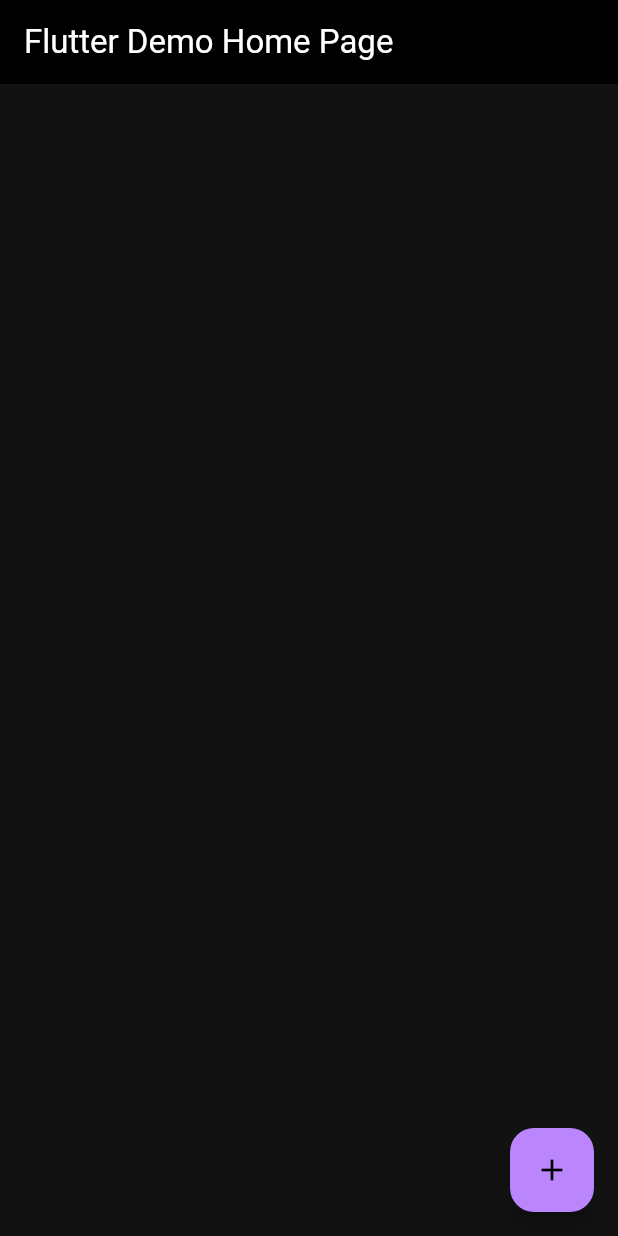
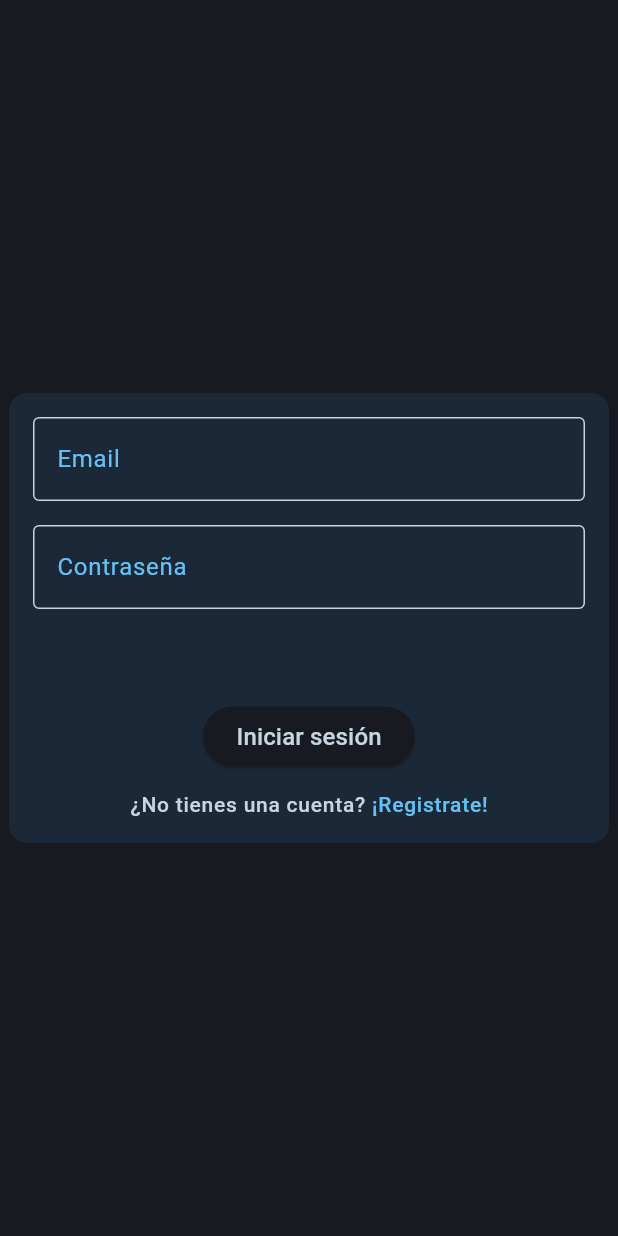
Before and after one commit to FranStok/best-game-price, a Flutter app: the screen it shows after launch, on a phone screen of 412 x 824 dp. Run offline on Flutter 3.47's test engine with Material 3 defaults, Android fonts, the phone set to English and light mode, and no system bars; drawn by our look-alikes of flutter_form_builder; our stand-ins replace bloc, dio, firebase_auth, firebase_core, flutter_bloc, freezed_annotation and 2 more; accounts and stored records are empty; generated files the repository leaves out were written again; statements that could not run were skipped.

Commit message:
Login completo

```diff
--- a/lib/core/router/app_router.dart
+++ b/lib/core/router/app_router.dart
@@ -1,21 +1,39 @@
 part of '../../main.dart';
 
 final GoRouter _router = GoRouter(
-    initialLocation: AppRoutes.home.path,
+    initialLocation: AppRoutes.login.path,
     errorBuilder: (context, state) {
       return const ErrorPage();
     },
     routes: [
       GoRoute(
         path: AppRoutes.home.path,
+        redirect: (context, state) {
+          if (BlocProvider.of<SessionCubit>(context)
+                  .state
+                  .userCredentials ==
+              null) {
+            return AppRoutes.login.path;
+          }
+          return null;
+        },
         builder: (context, state) {
           return const HomePage(title: 'Flutter Demo Home Page');
         },
       ),
       GoRoute(
-        path: AppRoutes.test.path,
+        path: AppRoutes.login.path,
+        redirect: (context, state) {
+          if (BlocProvider.of<SessionCubit>(context)
+                  .state
+                  .userCredentials !=
+              null) {
+            return AppRoutes.home.path;
+          }
+          return null;
+        },
         builder: (context, state) {
-          return Container(color: Colors.red, width: 500, height: 500);
+          return const LoginPage();
         },
       ),
-]);
+    ]);
--- a/lib/core/router/app_routes.dart
+++ b/lib/core/router/app_routes.dart
@@ -1,6 +1,6 @@
 class AppRoutes {
   static const AppRoute home = AppRoute(path: "/home", name: "home");
-  static const AppRoute test = AppRoute(path: "/test", name: "test");
+  static const AppRoute login = AppRoute(path: "/login", name: "login");
 }
 
 class AppRoute {
--- a/lib/core/themes/app_theme.dart
+++ b/lib/core/themes/app_theme.dart
@@ -4,7 +4,21 @@ import 'package:flutter/material.dart';
 
 class AppTheme{
   static final dark=ThemeData(
-    colorScheme: const ColorScheme.dark(),
+    colorScheme: const ColorScheme.dark(
+      primary: Color(0xFF1b2838),
+      onPrimary: Color(0Xffc7d5e0),
+      surface: Color(0xFF171a21),
+      onSurface: Color(0xFF66c0f4),
+    ),
+    textTheme: const TextTheme(
+        labelLarge: TextStyle(color: Color(0Xffc7d5e0), fontSize: 16),
+        labelMedium: TextStyle(color: Color(0Xffc7d5e0), fontSize: 14),
+        labelSmall: TextStyle(color: Color(0Xffc7d5e0), fontSize: 10),
+    ),
+    textSelectionTheme: TextSelectionThemeData(
+      cursorColor: const Color(0Xffc7d5e0),
+      selectionColor: const Color(0Xffc7d5e0).withOpacity(0.5)
+    ),
     focusColor:  Colors.white.withOpacity(0.12),
     useMaterial3: true
   );
--- a/lib/data/services/auth_service.dart
+++ b/lib/data/services/auth_service.dart
@@ -5,6 +5,10 @@ import 'package:firebase_auth/firebase_auth.dart';
 class AuthService {
   Future<UserCredential> registration(String mail,String password){
     return FirebaseAuth.instance.createUserWithEmailAndPassword(
-        email: "franciscoastoreca@hotmail.com", password: "hola123");
+        email: mail, password: password);
+  }
+  Future<UserCredential> login(String mail,String password){
+    return FirebaseAuth.instance.signInWithEmailAndPassword(
+        email: mail, password: password);
   }
 }
--- a/lib/domain/repositories/auth_repository.dart
+++ b/lib/domain/repositories/auth_repository.dart
@@ -3,4 +3,5 @@ import 'package:firebase_auth/firebase_auth.dart';
 
 abstract class AuthRepository {
   Future<FirebaseFuture<UserCredential>> registration(String mail,String password);
+  Future<FirebaseFuture<UserCredential>> login(String mail,String password);
 }
--- a/lib/main.dart
+++ b/lib/main.dart
@@ -1,20 +1,24 @@
 import 'package:arquitectura/core/router/app_routes.dart';
+import 'package:arquitectura/core/service_locator/service_locator.dart';
 import 'package:arquitectura/core/themes/app_theme.dart';
 import 'package:arquitectura/firebase_options.dart';
 import 'package:arquitectura/presentation/error_route.dart';
 import 'package:arquitectura/presentation/home_page.dart';
+import 'package:arquitectura/presentation/login/login_cubit/session_cubit.dart';
+import 'package:arquitectura/presentation/login/login_page.dart';
 import 'package:firebase_core/firebase_core.dart';
 import 'package:flutter/material.dart';
+import 'package:flutter_bloc/flutter_bloc.dart';
 import 'package:go_router/go_router.dart';
 
 part 'core/router/app_router.dart';
-void main() async{
+
+void main() async {
   await Firebase.initializeApp(
     options: DefaultFirebaseOptions.currentPlatform,
   );
   runApp(const MyApp());
 }
-
 
 class MyApp extends StatelessWidget {
   const MyApp({super.key});
@@ -22,13 +26,16 @@ class MyApp extends StatelessWidget {
   // This widget is the root of your application.
   @override
   Widget build(BuildContext context) {
-    return MaterialApp.router(
+    return BlocProvider(
+      create: (context) => SessionCubit(sl.authRepository),
+      child: MaterialApp.router(
         title: 'Arquitectura',
         routerConfig: _router,
         debugShowCheckedModeBanner: false,
         theme: AppTheme.light,
         darkTheme: AppTheme.dark,
         themeMode: ThemeMode.dark,
+      ),
     );
   }
 }
--- /dev/null
+++ b/lib/presentation/login/login_cubit/session_state.dart
@@ -0,0 +1,11 @@
+part of 'session_cubit.dart';
+
+
+@freezed
+class SessionState with _$SessionState {
+  const factory SessionState.initial({
+    UserCredential? userCredentials,
+    FirebaseAuthException? requestError,
+    @Default(false)bool isLoading
+  }) = _Initial;
+}
--- /dev/null
+++ b/lib/presentation/login/login_page.dart
@@ -0,0 +1,292 @@
+import 'package:arquitectura/core/router/app_routes.dart';
+import 'package:arquitectura/presentation/login/login_cubit/session_cubit.dart';
+import 'package:flutter/gestures.dart';
+import 'package:flutter/material.dart';
+import 'package:flutter/widgets.dart';
+import 'package:flutter_bloc/flutter_bloc.dart';
+import 'package:flutter_form_builder/flutter_form_builder.dart';
+import 'package:go_router/go_router.dart';
+
+class LoginPage extends StatelessWidget {
+  const LoginPage({super.key});
+
+  @override
+  Widget build(BuildContext context) {
+    return Scaffold(
+      backgroundColor: Theme.of(context).colorScheme.surface,
+      body: Center(
+        child: Container(
+          decoration: BoxDecoration(
+            borderRadius: BorderRadius.circular(12),
+            color: Theme.of(context).colorScheme.primary,
+          ),
+          width: 400,
+          height: 300,
+          padding: const EdgeInsets.all(16),
+          child: const _Form(),
+        ),
+      ),
+    );
+  }
+}
+
+class _Form extends StatefulWidget {
+  const _Form({
+    super.key,
+  });
+
+  @override
+  State<_Form> createState() => _FormState();
+}
+
+class _FormState extends State<_Form> {
+  final _formKeyLogin = GlobalKey<FormBuilderState>();
+  final _formKeyRegister = GlobalKey<FormBuilderState>();
+
+  bool isLoginForm=true;
+
+  @override
+  Widget build(BuildContext context) {
+    return BlocConsumer<SessionCubit, SessionState>(
+      listenWhen: (previous, current) =>
+          previous.userCredentials == null && current.userCredentials != null,
+      listener: (context, state) {
+        context.pushReplacement(AppRoutes.home.path);
+      },
+      builder: (context, state) {
+        return FormBuilder(
+            key: (isLoginForm) ? _formKeyLogin : _formKeyRegister,
+            child: (isLoginForm)
+                ? _LoginForm(
+                    formKey: _formKeyLogin,
+                    onRegisterPress: () {
+                      isLoginForm = false;
+                      setState(() {});
+                    },
+                  )
+                : _RegisterForm(
+                    formKey: _formKeyRegister,
+                    onRegisterPress: () {
+                      isLoginForm = true;
+                      setState(() {});
+                    },
+                  ));
+      },
+    );
+  }
+
+}
+  _sendForm(GlobalKey<FormBuilderState> _formKey, BuildContext context,bool isLoginForm) {
+  _formKey.currentState?.saveAndValidate();
+  print(_formKey.currentState?.value);
+  isLoginForm
+      ? BlocProvider.of<SessionCubit>(context).login(
+          _formKey.currentState!.value['mail'],
+          _formKey.currentState!.value['password'])
+      : BlocProvider.of<SessionCubit>(context).register(
+          _formKey.currentState!.value['mail'],
+          _formKey.currentState!.value['password']);
+
+}
+
+class _LoginForm extends StatelessWidget {
+  const _LoginForm({
+    super.key, required this.formKey, required this.onRegisterPress,
+  });
+
+  final GlobalKey<FormBuilderState> formKey;
+  final void Function() onRegisterPress;
+  @override
+  Widget build(BuildContext context) {
+    return Column(
+      crossAxisAlignment: CrossAxisAlignment.center,
+      children: [
+        _mailField(formKey: formKey),
+        const SizedBox(height: 16),
+        _passwordField(formKey: formKey),
+        const Spacer(),
+        ElevatedButton(
+            onPressed: () => _sendForm(formKey, context,true),
+            child: (BlocProvider.of<SessionCubit>(context).state.isLoading)
+                ? const CircularProgressIndicator()
+                : Text(
+                    "Iniciar sesión",
+                    style: Theme.of(context).textTheme.labelLarge,
+                  )),
+        const SizedBox(height: 12),
+        RichText(
+          text: TextSpan(children: [
+            TextSpan(
+              text: '¿No tienes una cuenta? ',
+              style: Theme.of(context).textTheme.labelMedium
+            ),
+            TextSpan(
+                text: '¡Registrate!',
+                style: Theme.of(context)
+                    .textTheme
+                    .labelMedium!
+                    .copyWith(
+                        color: Theme.of(context).colorScheme.onSurface),
+
+                recognizer: TapGestureRecognizer()
+                  ..onTap = onRegisterPress),
+          ]),
+        ),
+      ],
+    );
+  }
+}
+
+class _RegisterForm extends StatelessWidget {
+  const _RegisterForm({
+    super.key,
+    required this.formKey,
+    required this.onRegisterPress,
+  });
+
+  final GlobalKey<FormBuilderState> formKey;
+  final void Function() onRegisterPress;
+  @override
+  Widget build(BuildContext context) {
+    return Column(
+      crossAxisAlignment: CrossAxisAlignment.center,
+      children: [
+         _mailField(formKey: formKey),
+        const SizedBox(height: 16),
+        _passwordField(formKey: formKey),
+        const SizedBox(height: 16),
+        _TextField(
+          name: "password2",
+          hint: "Confirme la contraseña",
+          onEditingComplete: () => _sendForm(formKey, context,false),
+          validator: (value) {
+            if (formKey.currentState!.instantValue['password'] != value)
+              return "Las contraseñas deben coincidir";
+            if (value == null || value.isEmpty) return "error";
+            return null;
+          },
+          obscureText: true,
+        ),
+        const Spacer(),
+        ElevatedButton(
+            onPressed: () => _sendForm(formKey, context,false),
+            child: (BlocProvider.of<SessionCubit>(context).state.isLoading)
+                ? const CircularProgressIndicator()
+                : Text(
+                    "Registrarse",
+                    style: Theme.of(context).textTheme.labelLarge,
+                  )),
+        const SizedBox(height: 12),
+        RichText(
+          text: TextSpan(children: [
+            TextSpan(
+                text: '¿Ya tienes una cuenta? ',
+                style: Theme.of(context).textTheme.labelMedium),
+            TextSpan(
+                text: '¡Inicia sesión!',
+                style: Theme.of(context)
+                    .textTheme
+                    .labelMedium!
+                    .copyWith(color: Theme.of(context).colorScheme.onSurface),
+                recognizer: TapGestureRecognizer()..onTap = onRegisterPress),
+          ]),
+        ),
+      ],
+    );
+  }
+}
+
+class _TextField extends StatelessWidget {
+  const _TextField({
+    super.key,
+    required this.name,
+    required this.validator,
+    this.obscureText = false,
+    required this.onEditingComplete, required this.hint,
+  });
+
+  final String name;
+  final String hint;
+  final String? Function(String? value) validator;
+  final bool obscureText;
+  final void Function() onEditingComplete;
+  @override
+  Widget build(BuildContext context) {
+    return FormBuilderTextField(
+      name: name,
+      validator: validator,
+      cursorColor: Theme.of(context).colorScheme.onPrimary,
+      obscureText: obscureText,
+      onEditingComplete: onEditingComplete,
+      decoration: InputDecoration(
+        hintText: hint,
+        border: OutlineInputBorder(
+            borderSide:
+                BorderSide(color: Theme.of(context).colorScheme.onPrimary)),
+        errorBorder: OutlineInputBorder(
+            borderSide:
+                BorderSide(color: Theme.of(context).colorScheme.onPrimary)),
+        enabledBorder: OutlineInputBorder(
+            borderSide:
+                BorderSide(color: Theme.of(context).colorScheme.onPrimary)),
+        focusedBorder: OutlineInputBorder(
+            borderSide:
+                BorderSide(color: Theme.of(context).colorScheme.onPrimary)),
+        disabledBorder: OutlineInputBorder(
+            borderSide:
+                BorderSide(color: Theme.of(context).colorScheme.onPrimary)),
+        focusedErrorBorder: OutlineInputBorder(
+            borderSide:
+                BorderSide(color: Theme.of(context).colorScheme.onPrimary)),
+      ),
+    );
+  }
+}
+
+class _passwordField extends StatelessWidget {
+  const _passwordField({
+    super.key,
+    required this.formKey,
+  });
+
+  final GlobalKey<FormBuilderState> formKey;
+
+  @override
+  Widget build(BuildContext context) {
+    return _TextField(
+      name: "password",
+      hint: "Contraseña",
+      onEditingComplete: () => _sendForm(formKey, context,true),
+      validator: (value) {
+        if (value == null || value.isEmpty) return "error";
+        if(value.length<6) return 'La contraseña debe tener al menos 6 caracteres';
+        return null;
+      },
+      obscureText: true,
+    );
+  }
+}
+
+class _mailField extends StatelessWidget {
+  const _mailField({
+    super.key,
+    required this.formKey,
+  });
+
+  final GlobalKey<FormBuilderState> formKey;
+
+  @override
+  Widget build(BuildContext context) {
+    return _TextField(
+      name: "mail",
+      hint: "Email",
+      onEditingComplete:()=> _sendForm(formKey,context,true),
+      validator: (value) {
+        if (value == null || value.isEmpty) return "error";
+        if (!RegExp(r'^[a-zA-Z0-9._%+-]+@[a-zA-Z0-9.-]+\.[a-zA-Z]{2,}$')
+            .hasMatch(value)) return 'No es un mail valido';
+        return null;
+      },
+    );
+  }
+}
--- a/pubspec.yaml
+++ b/pubspec.yaml
@@ -36,6 +36,8 @@ dependencies:
   firebase_core: ^3.6.0
   flutter:
     sdk: flutter
+  flutter_bloc: ^8.1.6
+  flutter_form_builder: ^9.5.0
   freezed: ^2.5.7
   go_router: ^14.3.0
   json_annotation: ^4.9.0
```
Also changed, not shown: lib/data/repositories/auth_repository_imp.dart (+10 -0 lines), lib/presentation/login/login_cubit/session_cubit.dart (added, +34 -0 lines), lib/presentation/login/login_cubit/session_cubit.freezed.dart (added), pubspec.lock. Lines whose indentation alone changed are shown as unchanged.
